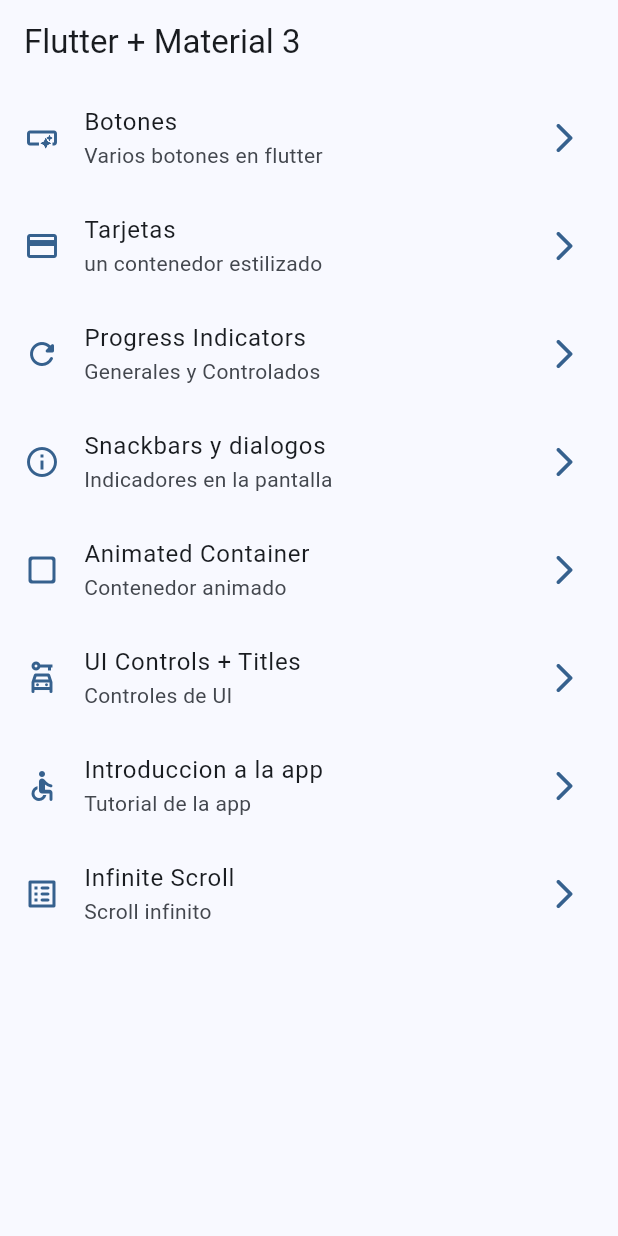
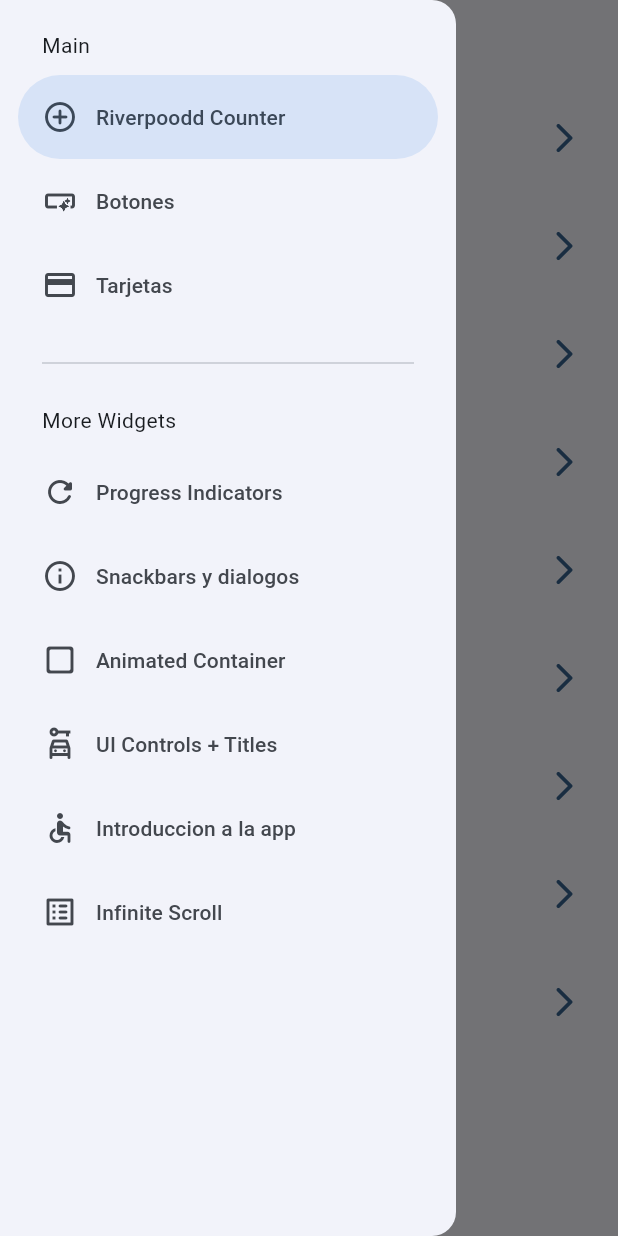
Before and after one commit to drverao/widgets_app, a Flutter app: the screen it shows after launch, with the side drawer open (before the commit the screen has no drawer), on a phone screen of 412 x 824 dp. Run offline on Flutter 3.47's test engine with Material 2 defaults, Android fonts, the phone set to English and light mode, and no system bars; our stand-ins replace animate_do, go_router.

Commit message:
primer commit

```diff
--- a/lib/config/menu/menu_items.dart
+++ b/lib/config/menu/menu_items.dart
@@ -15,6 +15,11 @@ class MenuItem {
 }
 
 const appMenuItems = <MenuItem>[
+  MenuItem(
+      title: 'Riverpoodd Counter',
+      subtitle: 'Introduccion a riverpood',
+      icon: Icons.add_circle_outline_rounded,
+      link: '/counter'),
   MenuItem(
       title: 'Botones',
       subtitle: 'Varios botones en flutter',
--- a/lib/config/router/app_router.dart
+++ b/lib/config/router/app_router.dart
@@ -50,4 +50,9 @@ final appRouter = GoRouter(initialLocation: '/', routes: [
     path: '/infinite',
     builder: (context, state) => const InfiniteScrollScreen(),
   ),
+  GoRoute(
+    name: CounterScreen.name,
+    path: '/counter',
+    builder: (context, state) => const CounterScreen(),
+  ),
 ]);
--- a/lib/presentation/screens/home/home_screen.dart
+++ b/lib/presentation/screens/home/home_screen.dart
@@ -1,6 +1,7 @@
 import 'package:flutter/material.dart';
 import 'package:go_router/go_router.dart';
 import 'package:widgets_app/config/menu/menu_items.dart';
+import 'package:widgets_app/presentation/widgets/side_menu.dart';
 
 class HomeScreen extends StatelessWidget {
   static const String name = 'home_screen';
@@ -9,12 +10,16 @@ class HomeScreen extends StatelessWidget {
 
   @override
   Widget build(BuildContext context) {
+    final scaffoldKey = GlobalKey<ScaffoldState>();
     return Scaffold(
-      appBar: AppBar(
-        title: const Text('Flutter + Material 3'),
-      ),
-      body: const _HomeView(),
-    );
+        key: scaffoldKey,
+        appBar: AppBar(
+          title: const Text('Flutter + Material 3'),
+        ),
+        body: const _HomeView(),
+        drawer: SideMenu(
+          scaffoldKey: scaffoldKey,
+        ));
   }
 }
 
--- a/lib/presentation/screens/screens.dart
+++ b/lib/presentation/screens/screens.dart
@@ -2,6 +2,7 @@ export 'package:widgets_app/presentation/screens/animated/animated_screen.dart';
 export 'package:widgets_app/presentation/screens/app_tutorial/app_tutorial_screen.dart';
 export 'package:widgets_app/presentation/screens/buttons/buttons_screen.dart';
 export 'package:widgets_app/presentation/screens/cards/cards_screen.dart';
+export 'package:widgets_app/presentation/screens/counter/counter_screen.dart';
 export 'package:widgets_app/presentation/screens/home/home_screen.dart';
 export 'package:widgets_app/presentation/screens/infinite_scroll/infinite_scroll_screen.dart';
 export 'package:widgets_app/presentation/screens/progress/progress_screen.dart';
--- /dev/null
+++ b/lib/presentation/widgets/side_menu.dart
@@ -0,0 +1,59 @@
+import 'package:flutter/material.dart';
+import 'package:go_router/go_router.dart';
+import 'package:widgets_app/config/menu/menu_items.dart';
+
+class SideMenu extends StatefulWidget {
+  final GlobalKey<ScaffoldState> scaffoldKey;
+  const SideMenu({super.key, required this.scaffoldKey});
+
+  @override
+  State<SideMenu> createState() => _SideMenuState();
+}
+
+class _SideMenuState extends State<SideMenu> {
+  int navDrawerIndex = 0;
+
+  @override
+  Widget build(BuildContext context) {
+    final hasNotch = MediaQuery.of(context).viewPadding.top > 35;
+
+    // if (Platform.isAndroid) {
+    //   print('Android $hasNotch');
+    // } else {
+    //   print('IOS $hasNotch');
+    // }
+    return NavigationDrawer(
+        selectedIndex: navDrawerIndex,
+        onDestinationSelected: (value) {
+          setState(() {
+            navDrawerIndex = value;
+          });
+
+          final menuItem = appMenuItems[value];
+          context.push(menuItem.link);
+          widget.scaffoldKey.currentState?.closeDrawer();
+        },
+        children: [
+          Padding(
+            padding: EdgeInsets.fromLTRB(28, hasNotch ? 10 : 20, 36, 10),
+            child: const Text('Main'),
+          ),
+          ...appMenuItems.sublist(0, 3).map(
+                (e) => NavigationDrawerDestination(
+                    icon: Icon(e.icon), label: Text(e.title)),
+              ),
+          const Padding(
+            padding: EdgeInsets.fromLTRB(28, 16, 28, 10),
+            child: Divider(),
+          ),
+          const Padding(
+            padding: EdgeInsets.fromLTRB(28, 10, 36, 10),
+            child: Text('More Widgets'),
+          ),
+          ...appMenuItems.sublist(3).map(
+                (e) => NavigationDrawerDestination(
+                    icon: Icon(e.icon), label: Text(e.title)),
+              ),
+        ]);
+  }
+}
```
Also changed, not shown: lib/presentation/screens/counter/counter_screen.dart (added, +25 -0 lines).
